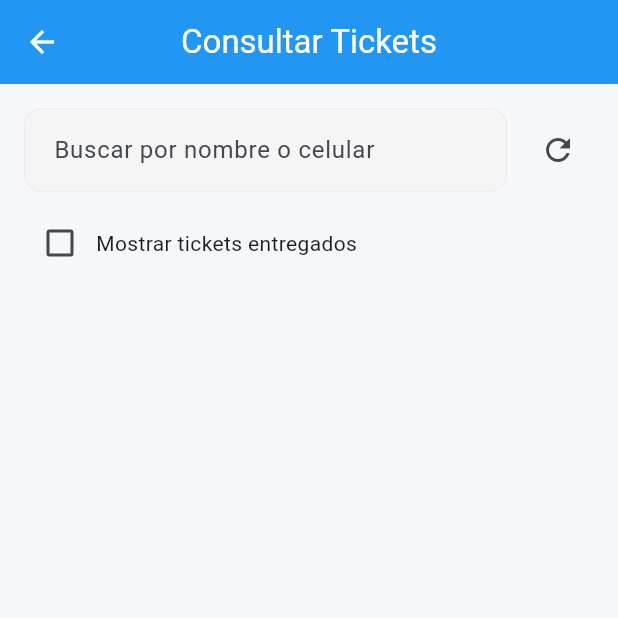
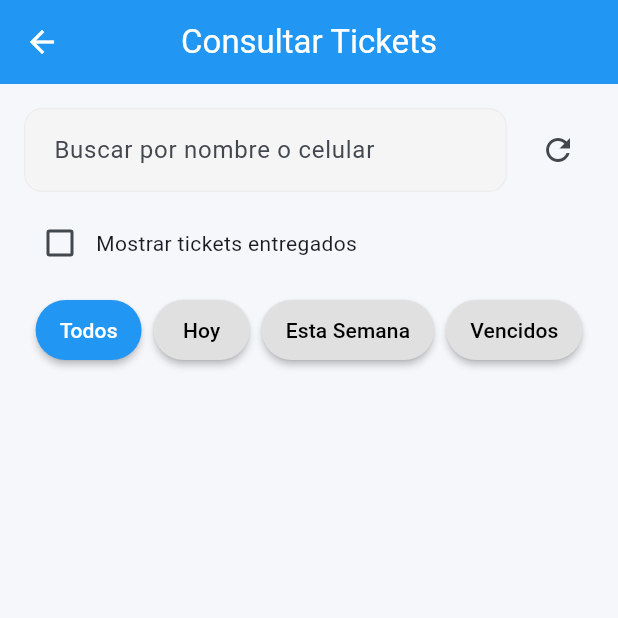
Before and after one commit to MattuGuati/Lavapp2025, a Flutter app: the ConsultTicketsScreen screen opened by its route, on a phone screen of 412 x 824 dp, the top half of it. Run offline on Flutter 3.47's test engine with Material 3 defaults, Android fonts, the phone set to English and light mode, and no system bars; our stand-ins replace cloud_firestore, firebase_core, fl_chart, logger, shared_preferences; accounts and stored records are empty.

Commit message:
Agregar filtros por fecha funcionales en ConsultTicketsScreen
- Integrar método _filterByDate() existente con la búsqueda
- Agregar botones de filtro en UI: Todos, Hoy, Esta Semana, Vencidos
- Filtros ahora funcionan correctamente con timestamp de tickets
- Mejora UX para filtrar tickets por rango de fechas

```diff
--- a/lib/screens/consult_tickets_screen.dart
+++ b/lib/screens/consult_tickets_screen.dart
@@ -101,13 +101,16 @@ class _ConsultTicketsScreenState extends State<ConsultTicketsScreen> {
     AppLogger.info('Searching tickets with query: $query');
     setState(() {
       searchQuery = query.toLowerCase();
-      filteredTickets = tickets.where((ticket) {
+      var tempTickets = tickets.where((ticket) {
         final estado = ticket['estado'] as String?;
         final nombre = ticket['nombre'] as String? ?? '';
         final celular = ticket['celular'] as String? ?? '';
         return (showAll || estado != 'Entregado') &&
             (nombre.toLowerCase().contains(searchQuery) || celular.toLowerCase().contains(searchQuery));
       }).toList();
+
+      // Aplicar filtro por fecha
+      filteredTickets = _filterByDate(tempTickets);
       AppLogger.info('Filtered tickets: ${filteredTickets.length}');
     });
   }
@@ -219,6 +222,22 @@ class _ConsultTicketsScreenState extends State<ConsultTicketsScreen> {
               ],
             ),
             const SizedBox(height: 10),
+            // Filtros por fecha
+            SingleChildScrollView(
+              scrollDirection: Axis.horizontal,
+              child: Row(
+                children: [
+                  _buildFilterButton('Todos'),
+                  const SizedBox(width: 8),
+                  _buildFilterButton('Hoy'),
+                  const SizedBox(width: 8),
+                  _buildFilterButton('Esta Semana'),
+                  const SizedBox(width: 8),
+                  _buildFilterButton('Vencidos'),
+                ],
+              ),
+            ),
+            const SizedBox(height: 10),
             Expanded(
               child: RefreshIndicator(
                 onRefresh: _refresh,
```
